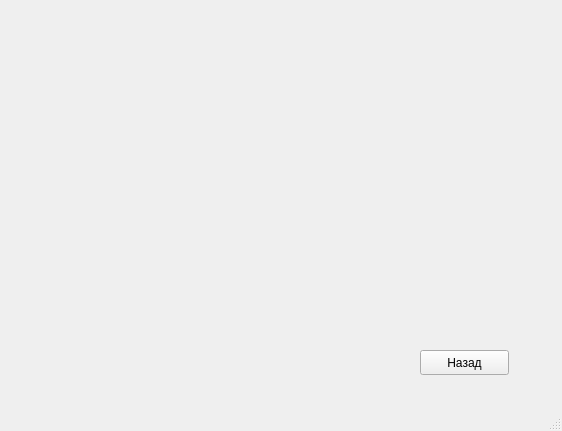
Before: the Qt Designer form src/widgets/mainwindow.ui in glebmillenium/forecasting-financial-time-series, drawn with Qt 5.
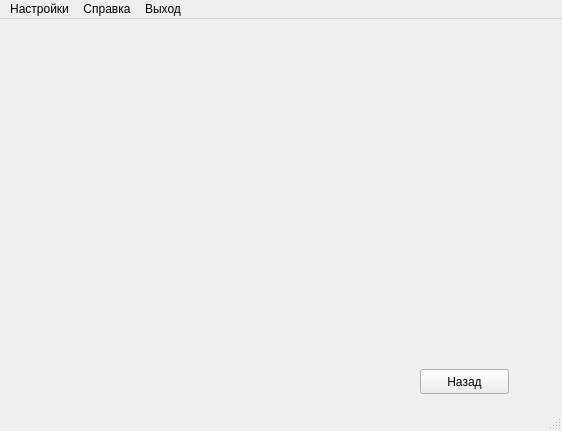
After: the same form once the commit is applied.

What changed in the file:
```diff
--- a/src/widgets/mainwindow.ui
+++ b/src/widgets/mainwindow.ui
@@ -47,6 +47,24 @@
      <height>22</height>
     </rect>
    </property>
+   <widget class="QMenu" name="menu">
+    <property name="title">
+     <string>Настройки</string>
+    </property>
+   </widget>
+   <widget class="QMenu" name="menu_2">
+    <property name="title">
+     <string>Справка</string>
+    </property>
+   </widget>
+   <widget class="QMenu" name="menu_3">
+    <property name="title">
+     <string>Выход</string>
+    </property>
+   </widget>
+   <addaction name="menu"/>
+   <addaction name="menu_2"/>
+   <addaction name="menu_3"/>
   </widget>
   <widget class="QStatusBar" name="statusbar"/>
  </widget>
```
